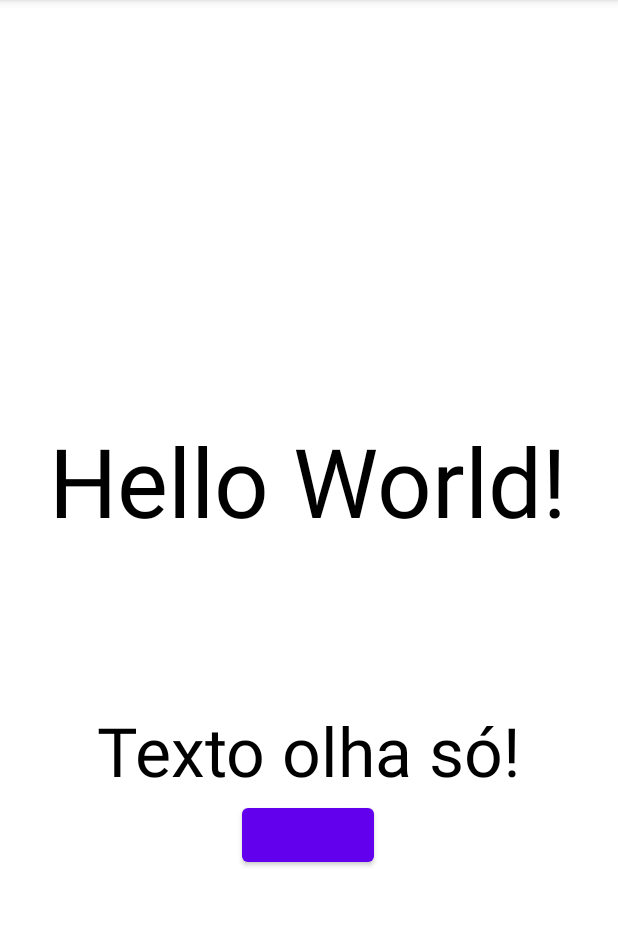
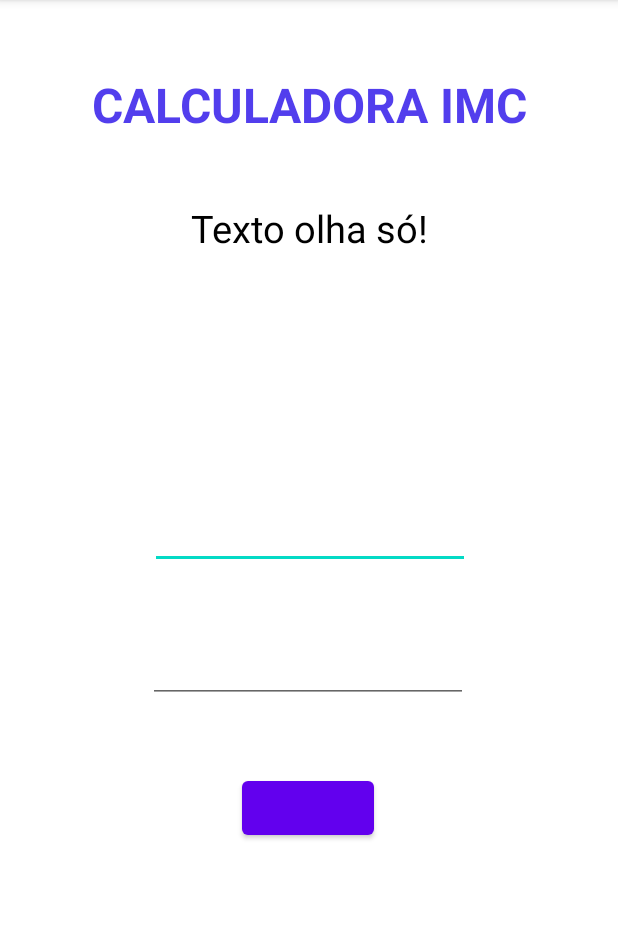
Before and after one commit to FelipeDiasD/appIMC, an Android app: the screen it shows after launch (MainActivity), on a phone screen of 412 x 824 dp, the part 84-1010 px from its top. Run offline under Robolectric (Android 15) with nearby library versions, the phone set to English and light mode, and no system bars.

Commit message:
Criação das telas - constrain, relative e linear layout

```diff
--- a/app/src/main/res/layout/activity_main.xml
+++ b/app/src/main/res/layout/activity_main.xml
@@ -4,42 +4,65 @@
     xmlns:tools="http://schemas.android.com/tools"
     android:layout_width="match_parent"
     android:layout_height="match_parent"
+    android:gravity="center"
     tools:context=".MainActivity">
 
     <TextView
-        android:layout_width="wrap_content"
-        android:layout_height="wrap_content"
-        android:text="Hello World!"
-        android:textColor="@color/black"
-        android:textSize="64sp"
+        android:id="@+id/textView"
+        style="@style/TituloAzul"
+        android:text="Calculadora IMC"
         app:layout_constraintBottom_toBottomOf="parent"
-        app:layout_constraintHorizontal_bias="0.492"
         app:layout_constraintLeft_toLeftOf="parent"
         app:layout_constraintRight_toRightOf="parent"
         app:layout_constraintTop_toTopOf="parent"
-        app:layout_constraintVertical_bias="0.407" />
+        app:layout_constraintVertical_bias="0.066" />
 
     <TextView
         android:layout_width="wrap_content"
         android:layout_height="wrap_content"
         android:text="Texto olha só!"
         android:textColor="@color/black"
-        android:textSize="45sp"
+        android:textSize="25sp"
         app:layout_constraintBottom_toBottomOf="parent"
         app:layout_constraintLeft_toLeftOf="parent"
         app:layout_constraintRight_toRightOf="parent"
         app:layout_constraintTop_toTopOf="parent"
-        app:layout_constraintVertical_bias="0.664" />
+        app:layout_constraintVertical_bias="0.184" />
+
+
+    <EditText
+        android:id="@+id/editText"
+        android:layout_width="wrap_content"
+        android:layout_height="wrap_content"
+        android:ems="10"
+        app:layout_constraintBottom_toBottomOf="parent"
+        app:layout_constraintEnd_toEndOf="parent"
+        app:layout_constraintHorizontal_bias="0.502"
+        app:layout_constraintStart_toStartOf="parent"
+        app:layout_constraintTop_toTopOf="parent"
+        app:layout_constraintVertical_bias="0.462" />
+
+    <EditText
+        android:layout_width="wrap_content"
+        android:layout_height="wrap_content"
+        android:ems="10"
+        app:layout_constraintBottom_toBottomOf="parent"
+        app:layout_constraintEnd_toEndOf="parent"
+        app:layout_constraintHorizontal_bias="0.497"
+        app:layout_constraintStart_toStartOf="parent"
+        app:layout_constraintTop_toBottomOf="@+id/editText"
+        app:layout_constraintVertical_bias="0.129" />
 
     <Button
+        android:id="@+id/BotaoIMC"
         android:layout_width="wrap_content"
-        android:id="@+id/BotaoIMC"
         android:layout_height="wrap_content"
         app:layout_constraintBottom_toBottomOf="parent"
         app:layout_constraintHorizontal_bias="0.498"
         app:layout_constraintLeft_toLeftOf="parent"
         app:layout_constraintRight_toRightOf="parent"
         app:layout_constraintTop_toTopOf="parent"
-        app:layout_constraintVertical_bias="0.74" />
+        app:layout_constraintVertical_bias="0.715" />
+
 
 </androidx.constraintlayout.widget.ConstraintLayout>
--- a/app/src/main/res/values/colors.xml
+++ b/app/src/main/res/values/colors.xml
@@ -7,4 +7,8 @@
     <color name="teal_700">#FF018786</color>
     <color name="black">#FF000000</color>
     <color name="white">#FFFFFFFF</color>
+    <color name="blue01">#523EED</color>
+    <color name="lightBlue01">#405CF7</color>
+    <color name="lightBlue02">#4585E0</color>
+    <color name="blueMagenta01">#40BDF7</color>
 </resources>
--- a/app/src/main/res/values/strings.xml
+++ b/app/src/main/res/values/strings.xml
@@ -1,3 +1,7 @@
 <resources>
     <string name="app_name">AppIMC</string>
+    <string name="calculadora_imc">Calculadora IMC</string>
+    <string name="altura_cm">Altura (cm)</string>
+    <string name="peso_kg">Peso (Kg)</string>
+    <string name="calcula">Calcula</string>
 </resources>
--- /dev/null
+++ b/app/src/main/res/values/styles.xml
@@ -0,0 +1,12 @@
+<?xml version="1.0" encoding="utf-8"?>
+<resources>
+
+    <style name="TituloAzul">
+        <item name="android:layout_width">wrap_content</item>
+        <item name="android:layout_height">wrap_content</item>
+        <item name="android:textStyle">bold</item>
+        <item name="android:textAllCaps">true</item>
+        <item name="android:textColor">@color/blue01</item>
+        <item name="android:textSize">32sp</item>
+    </style>
+</resources>
```
Also changed, not shown: app/src/main/res/layout/linear_main.xml (added, +52 -0 lines), app/src/main/res/layout/relative.xml (added, +54 -0 lines).
